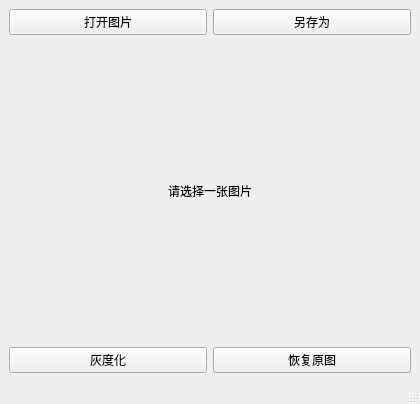
GreenLoong/pixel-workshop, file ImageBatchTool/mainwindow.ui: the form before one commit.
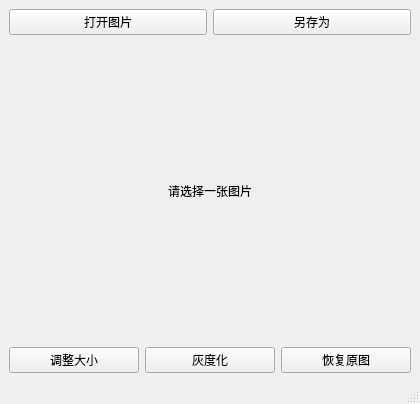
The form after the commit.

Commit message: 现代化调整大小对话框并修复尺寸处理

What changed in the file:
```diff
--- a/ImageBatchTool/mainwindow.ui
+++ b/ImageBatchTool/mainwindow.ui
@@ -7,7 +7,7 @@
     <x>0</x>
     <y>0</y>
     <width>420</width>
-    <height>370</height>
+    <height>404</height>
    </rect>
   </property>
   <property name="windowTitle">
@@ -82,6 +82,13 @@
     </item>
     <item>
      <layout class="QHBoxLayout" name="horizontalLayout">
+      <item>
+       <widget class="QPushButton" name="resizeButton">
+        <property name="text">
+         <string>调整大小</string>
+        </property>
+       </widget>
+      </item>
       <item>
        <widget class="QPushButton" name="grayscaleButton">
         <property name="text">
```
The commit also changes 9 other files.
